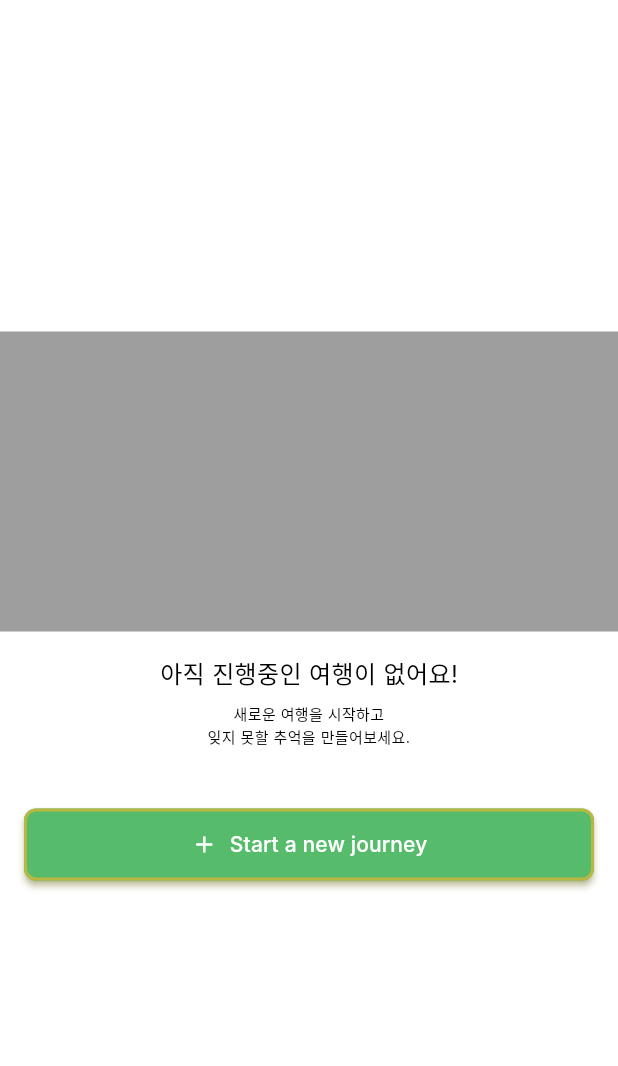
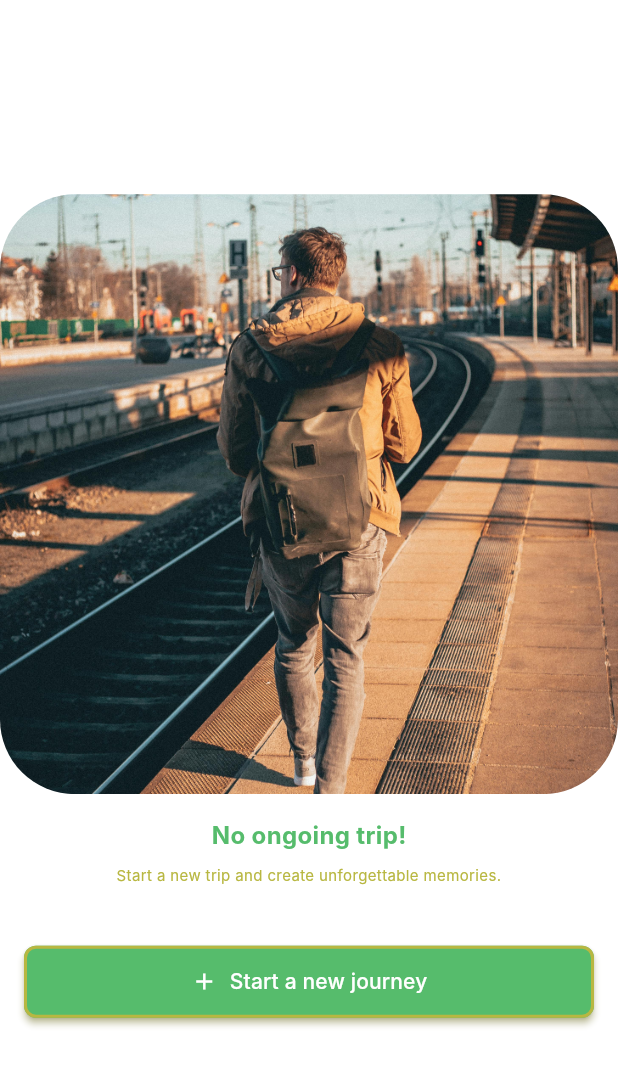
Before and after one commit to GDSC-DGU/2025-APAC-SolutionChallenge-Braves, a Flutter app: the TripProgressView screen opened directly, on a phone screen of 412 x 824 dp. Shown: the top 1066 px of the screen. Run offline on Flutter 3.47's test engine with Material 3 defaults, Android fonts, the phone set to English and light mode, and no system bars; our stand-ins replace firebase_core, firebase_messaging, flutter_dotenv, flutter_local_notifications, flutter_secure_storage, google_sign_in and 3 more; accounts and stored records are empty; Roboto replaces fonts that are missing (Inter).

Commit message:
Enhance TripProgressFalseView: Update UI with a new image and improved text, increase container height, and implement view model for new trip navigation to enhance user experience.

```diff
--- a/client/lib/screens/view/trip_progress/trip_progress_false_view.dart
+++ b/client/lib/screens/view/trip_progress/trip_progress_false_view.dart
@@ -1,8 +1,11 @@
 import 'package:flutter/material.dart';
-import '../../../config/color_system.dart';
 import '../../../config/font_system.dart';
 import '../../common/new_trip_button.dart';
 import '../add_trip/add_trip_view.dart';
+import '../../view_model/add_trip_view_model.dart';
+import '../../../data/repository/trip_repository.dart';
+import '../../../core/provider/trip_provider.dart';
+import 'package:provider/provider.dart';
 
 class TripProgressFalseView extends StatelessWidget {
   const TripProgressFalseView({super.key});
@@ -14,31 +17,48 @@ class TripProgressFalseView extends StatelessWidget {
       children: [
         // Placeholder for the gray box (can be replaced with an actual image or Container)
         Container(
-          height: 200,
+          height: 400,
           width: double.infinity,
-          color: Colors.grey,
+          child: ClipRRect(
+            borderRadius: BorderRadius.circular(50),
+            child: Image.asset(
+              'assets/images/new_trip_start.jpg',
+              fit: BoxFit.cover,
+            ),
+          ),
         ),
         const SizedBox(height: 16),
         // Text indicating no ongoing trip
         Text(
-          '아직 진행중인 여행이 없어요!',
-          style: AppFonts.body1,
+          'No ongoing trip!',
+          style: AppFonts.body1.copyWith(
+            color: const Color(0xFF56BC6C),
+            fontWeight: FontWeight.bold,
+          ),
         ),
         const SizedBox(height: 8),
         // Subtext
         Text(
-          '새로운 여행을 시작하고\n잊지 못할 추억을 만들어보세요.',
+          'Start a new trip and create unforgettable memories.',
           textAlign: TextAlign.center,
-          style: AppFonts.body2,
+          style: AppFonts.body2.copyWith(
+            color: const Color(0xFFB8B741),
+          ),
         ),
         const SizedBox(height: 24),
         // New Trip Button
         NewTripButton(
           onPressed: () {
+            final addTripViewModel = AddTripViewModel(
+              repository: context.read<TripRepository>(),
+              tripProvider: context.read<TripProvider>(),
+            );
             Navigator.push(
-                context,
-                MaterialPageRoute(builder: (_) => const AddTripView()),
-              );
+              context,
+              MaterialPageRoute(
+                builder: (_) => AddTripView(viewModel: addTripViewModel),
+              ),
+            );
           },
         ),
       ],
```
